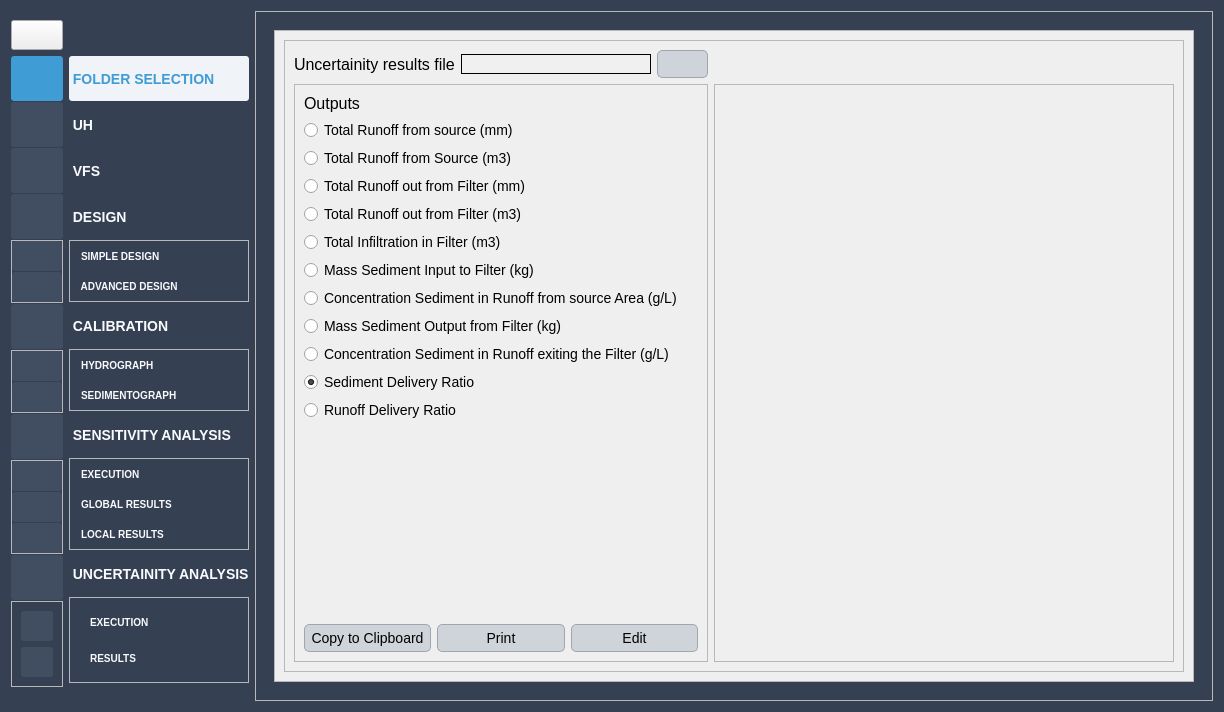
Old version of the form ui/Qvfsmod_dialog_base.ui in the repository Inigobarbe/VFSMOD-GUI.
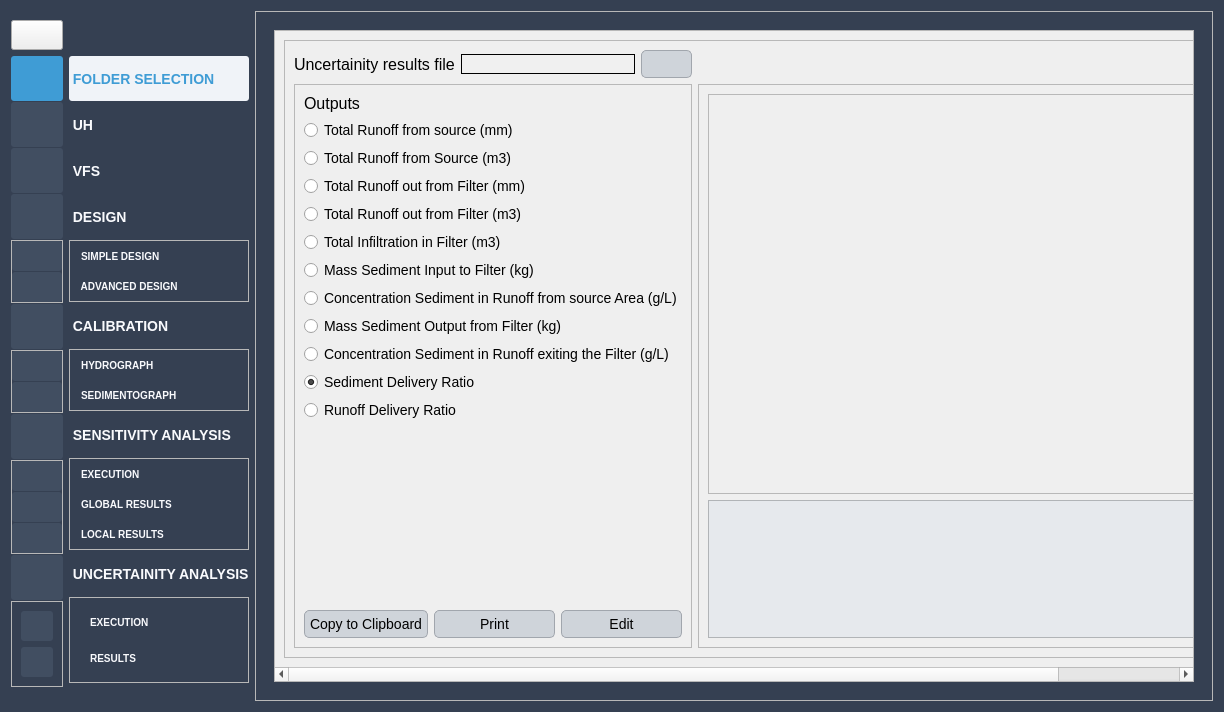
New version of the form. The open tabs and pages were chosen to show the change. Icons and pictures are not drawn.

Patch:
```diff
--- a/ui/Qvfsmod_dialog_base.ui
+++ b/ui/Qvfsmod_dialog_base.ui
@@ -8063,9 +8063,9 @@
             <widget class="QWidget" name="scrollAreaWidgetContents_16">
              <property name="geometry">
               <rect>
-               <x>0</x>
+               <x>-112</x>
                <y>0</y>
-               <width>908</width>
+               <width>1068</width>
                <height>634</height>
               </rect>
              </property>
@@ -8078,7 +8078,28 @@
                 <property name="frameShadow">
                  <enum>QFrame::Raised</enum>
                 </property>
-                <layout class="QGridLayout" name="gridLayout_95">
+                <layout class="QGridLayout" name="gridLayout_97">
+                 <item row="0" column="0">
+                  <layout class="QHBoxLayout" name="horizontalLayout_139">
+                   <item>
+                    <widget class="QLabel" name="label_143">
+                     <property name="text">
+                      <string>Uncertainity results file</string>
+                     </property>
+                    </widget>
+                   </item>
+                   <item>
+                    <widget class="QLineEdit" name="csv_results_uncertainity"/>
+                   </item>
+                   <item>
+                    <widget class="QPushButton" name="browse_uncertainity_csv">
+                     <property name="text">
+                      <string/>
+                     </property>
+                    </widget>
+                   </item>
+                  </layout>
+                 </item>
                  <item row="1" column="0">
                   <widget class="QFrame" name="frame_69">
                    <property name="frameShape">
@@ -8216,41 +8237,35 @@
                    </layout>
                   </widget>
                  </item>
-                 <item row="0" column="0">
-                  <layout class="QHBoxLayout" name="horizontalLayout_139">
-                   <item>
-                    <widget class="QLabel" name="label_143">
-                     <property name="text">
-                      <string>Uncertainity results file</string>
-                     </property>
-                    </widget>
-                   </item>
-                   <item>
-                    <widget class="QLineEdit" name="csv_results_uncertainity"/>
-                   </item>
-                   <item>
-                    <widget class="QPushButton" name="browse_uncertainity_csv">
-                     <property name="text">
-                      <string/>
-                     </property>
-                    </widget>
-                   </item>
-                  </layout>
-                 </item>
                  <item row="1" column="1">
-                  <widget class="QFrame" name="frame_68">
-                   <property name="minimumSize">
-                    <size>
-                     <width>460</width>
-                     <height>0</height>
-                    </size>
-                   </property>
+                  <widget class="QFrame" name="frame_70">
                    <property name="frameShape">
                     <enum>QFrame::StyledPanel</enum>
                    </property>
                    <property name="frameShadow">
                     <enum>QFrame::Raised</enum>
                    </property>
+                   <layout class="QGridLayout" name="gridLayout_95">
+                    <item row="0" column="0">
+                     <widget class="QFrame" name="frame_68">
+                      <property name="minimumSize">
+                       <size>
+                        <width>600</width>
+                        <height>400</height>
+                       </size>
+                      </property>
+                      <property name="frameShape">
+                       <enum>QFrame::StyledPanel</enum>
+                      </property>
+                      <property name="frameShadow">
+                       <enum>QFrame::Raised</enum>
+                      </property>
+                     </widget>
+                    </item>
+                    <item row="1" column="0">
+                     <widget class="QTableWidget" name="tableWidget"/>
+                    </item>
+                   </layout>
                   </widget>
                  </item>
                 </layout>
```
